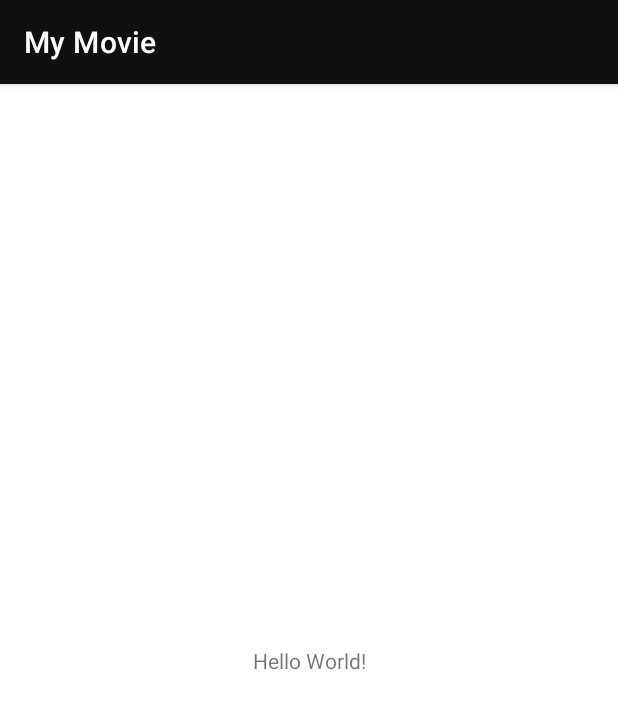
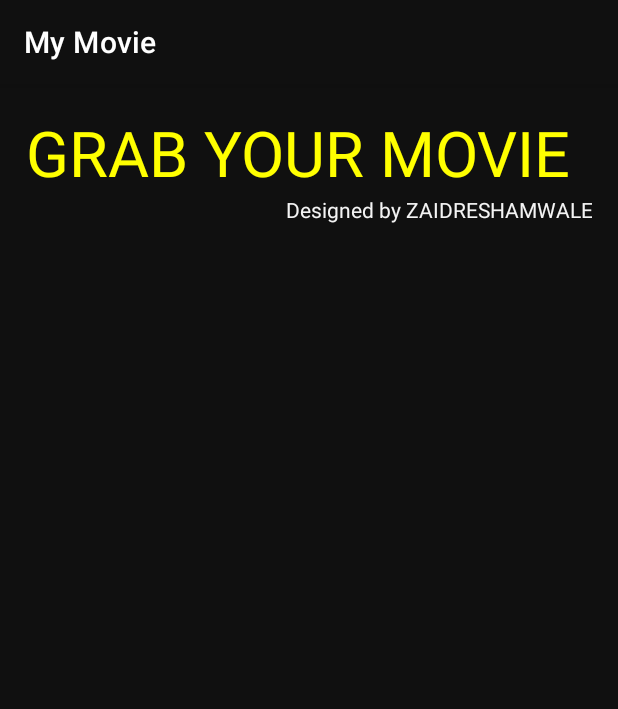
Before and after one commit to MDZaidReshamwale/My_Movie, an Android app: the screen it shows after launch (MainActivity), on a phone screen of 412 x 824 dp. Shown: the top 709 px of the screen. Run offline under Robolectric (Android 15) with nearby library versions, the phone set to English and light mode, and no system bars.

Commit message:
XML FILE - Adding the nested scroll view - Adding the linear layout in it, - Adding two TextViews and recycler view.

```diff
--- a/app/build.gradle
+++ b/app/build.gradle
@@ -40,7 +40,7 @@ dependencies {
     implementation 'androidx.constraintlayout:constraintlayout:2.1.2'
 
 //    Recyclerview library
-    implementation 'andriodx.recyclerview:recyclerview:1.1.0'
+//    implementation 'andriodx.recyclerview:recyclerview:1.1.0'
 
 //    Glide library
     implementation 'com.github.bumptech.glide:glide:4.12.0'
@@ -49,6 +49,7 @@ dependencies {
     implementation 'com.squareup.retrofit2:retrofit:2.9.0'
 //    retro gson library to parse json data from api
     implementation 'com.squareup.retrofit2:converter-gson:2.9.0'
+    implementation 'androidx.legacy:legacy-support-v4:1.0.0'
 
     testImplementation 'junit:junit:4.+'
     androidTestImplementation 'androidx.test.ext:junit:1.1.3'
--- a/app/src/main/res/layout/activity_main.xml
+++ b/app/src/main/res/layout/activity_main.xml
@@ -4,15 +4,65 @@
     xmlns:tools="http://schemas.android.com/tools"
     android:layout_width="match_parent"
     android:layout_height="match_parent"
+    android:background="@color/pale_black"
     tools:context=".MainActivity">
 
-    <TextView
-        android:layout_width="wrap_content"
-        android:layout_height="wrap_content"
-        android:text="Hello World!"
+
+    <androidx.core.widget.NestedScrollView
+        android:id="@+id/nestedScrollView"
+        android:layout_width="0dp"
+        android:layout_height="0dp"
+        android:layout_marginStart="1dp"
+        android:layout_marginTop="1dp"
+        android:layout_marginEnd="1dp"
+        android:layout_marginBottom="1dp"
+        android:fillViewport="true"
         app:layout_constraintBottom_toBottomOf="parent"
-        app:layout_constraintLeft_toLeftOf="parent"
-        app:layout_constraintRight_toRightOf="parent"
-        app:layout_constraintTop_toTopOf="parent" />
+        app:layout_constraintEnd_toEndOf="parent"
+        app:layout_constraintStart_toStartOf="parent"
+        app:layout_constraintTop_toTopOf="parent">
 
+        <LinearLayout
+            android:layout_width="match_parent"
+            android:layout_height="wrap_content"
+            android:orientation="vertical" >
+
+            <TextView
+                android:id="@+id/textView"
+                android:layout_width="match_parent"
+                android:layout_height="wrap_content"
+                android:layout_marginLeft="16dp"
+                android:layout_marginTop="16dp"
+                android:text="GRAB YOUR MOVIE"
+                android:textColor="#FFFF00"
+                android:textColorHighlight="#206E78"
+                android:textColorHint="#738EB7"
+                android:textColorLink="#A54747"
+                android:textSize="42sp" />
+
+            <TextView
+                android:id="@+id/textView2"
+                android:layout_width="match_parent"
+                android:layout_height="wrap_content"
+                android:layout_gravity="right|center_horizontal"
+                android:layout_marginLeft="16dp"
+                android:layout_marginRight="16dp"
+                android:gravity="right"
+                android:text="Designed by ZAIDRESHAMWALE"
+                android:textColor="#F4F4F4"
+                android:textSize="14sp" />
+
+            <androidx.recyclerview.widget.RecyclerView
+                android:id="@+id/rv_movies_list"
+                android:layout_width="match_parent"
+                android:layout_height="match_parent"
+                android:layout_marginTop="16dp"
+                android:paddingStart="8dp"
+                android:paddingLeft="8dp"
+                android:paddingTop="8dp"
+                android:paddingEnd="8dp"
+                android:paddingRight="8dp"
+                android:paddingBottom="8dp" />
+        </LinearLayout>
+    </androidx.core.widget.NestedScrollView>
 </androidx.constraintlayout.widget.ConstraintLayout>
```
